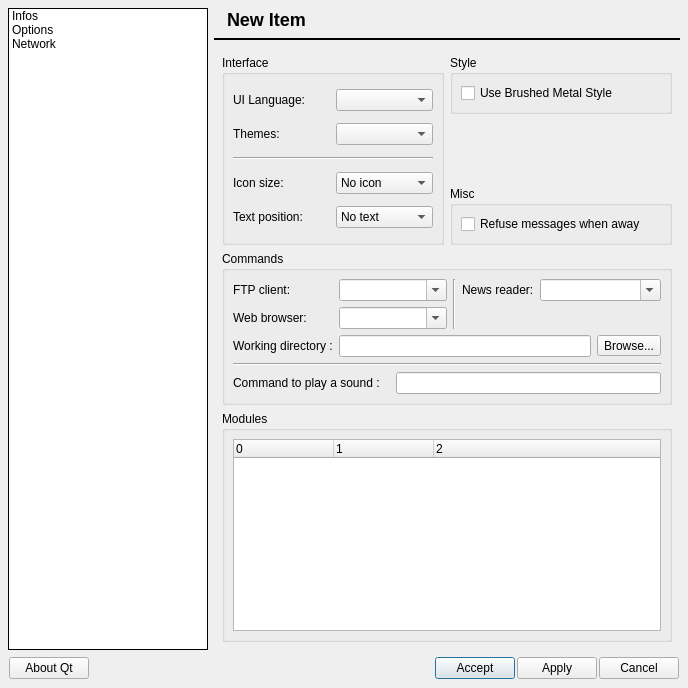
Old version of the form core/rzxpropertyui.ui in the repository Fruneau/qRezix.
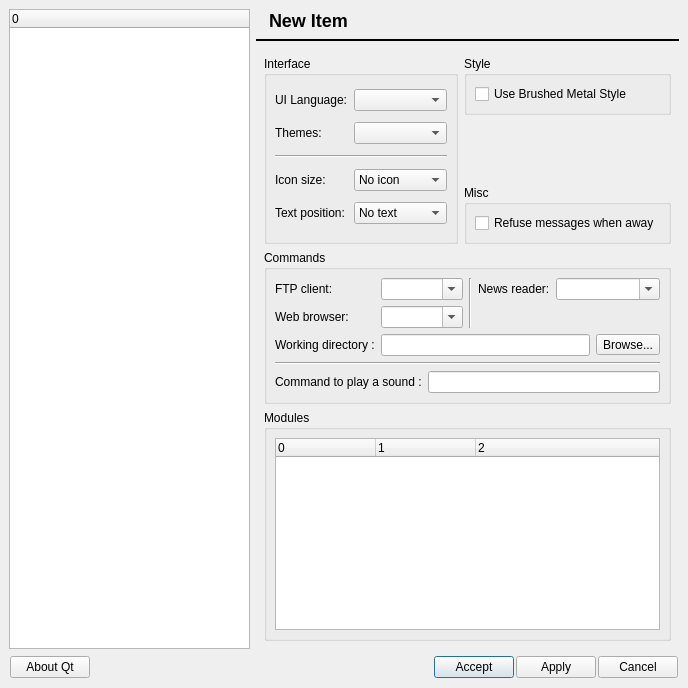
New version of the form. Icons and pictures are not drawn.

Commit message: Menu de la fenÃªtre de prÃ©fÃ©rence arborescent... ReflÃšte l'architecture interne du programme et en particulier les filiations des modules...

```diff
--- a/core/rzxpropertyui.ui
+++ b/core/rzxpropertyui.ui
@@ -20,11 +20,149 @@
   </property>
   <layout class="QGridLayout" >
    <property name="margin" >
-    <number>8</number>
+    <number>9</number>
    </property>
    <property name="spacing" >
     <number>6</number>
    </property>
+   <item rowspan="2" row="0" column="0" >
+    <widget class="QTreeWidget" name="lbMenu" >
+     <property name="minimumSize" >
+      <size>
+       <width>175</width>
+       <height>0</height>
+      </size>
+     </property>
+     <property name="columnCount" >
+      <number>1</number>
+     </property>
+     <column>
+      <property name="text" >
+       <string>0</string>
+      </property>
+     </column>
+    </widget>
+   </item>
+   <item row="2" column="0" colspan="2" >
+    <layout class="QHBoxLayout" >
+     <property name="margin" >
+      <number>1</number>
+     </property>
+     <property name="spacing" >
+      <number>2</number>
+     </property>
+     <item>
+      <widget class="QPushButton" name="btnAboutQt" >
+       <property name="text" >
+        <string>About Qt</string>
+       </property>
+      </widget>
+     </item>
+     <item>
+      <spacer>
+       <property name="orientation" >
+        <enum>Qt::Horizontal</enum>
+       </property>
+       <property name="sizeType" >
+        <enum>QSizePolicy::Expanding</enum>
+       </property>
+       <property name="sizeHint" >
+        <size>
+         <width>213</width>
+         <height>20</height>
+        </size>
+       </property>
+      </spacer>
+     </item>
+     <item>
+      <widget class="QPushButton" name="btnOK" >
+       <property name="text" >
+        <string>Accept</string>
+       </property>
+       <property name="default" >
+        <bool>true</bool>
+       </property>
+      </widget>
+     </item>
+     <item>
+      <widget class="QPushButton" name="btnMiseAJour" >
+       <property name="text" >
+        <string>Apply</string>
+       </property>
+       <property name="default" >
+        <bool>false</bool>
+       </property>
+      </widget>
+     </item>
+     <item>
+      <widget class="QPushButton" name="btnAnnuler" >
+       <property name="text" >
+        <string>Cancel</string>
+       </property>
+      </widget>
+     </item>
+    </layout>
+   </item>
+   <item row="0" column="1" >
+    <layout class="QGridLayout" >
+     <property name="margin" >
+      <number>0</number>
+     </property>
+     <property name="spacing" >
+      <number>6</number>
+     </property>
+     <item row="0" column="1" >
+      <widget class="QLabel" name="lblTitle" >
+       <property name="sizePolicy" >
+        <sizepolicy>
+         <hsizetype>7</hsizetype>
+         <vsizetype>0</vsizetype>
+         <horstretch>0</horstretch>
+         <verstretch>0</verstretch>
+        </sizepolicy>
+       </property>
+       <property name="minimumSize" >
+        <size>
+         <width>0</width>
+         <height>24</height>
+        </size>
+       </property>
+       <property name="maximumSize" >
+        <size>
+         <width>32767</width>
+         <height>24</height>
+        </size>
+       </property>
+       <property name="text" >
+        <string>&lt;h2>New Item&lt;/h2></string>
+       </property>
+      </widget>
+     </item>
+     <item row="0" column="0" >
+      <widget class="QLabel" name="lblTitleIcon" >
+       <property name="text" >
+        <string/>
+       </property>
+      </widget>
+     </item>
+     <item row="1" column="0" colspan="2" >
+      <widget class="Line" name="line4" >
+       <property name="frameShape" >
+        <enum>QFrame::HLine</enum>
+       </property>
+       <property name="frameShadow" >
+        <enum>QFrame::Plain</enum>
+       </property>
+       <property name="lineWidth" >
+        <number>2</number>
+       </property>
+       <property name="orientation" >
+        <enum>Qt::Horizontal</enum>
+       </property>
+      </widget>
+     </item>
+    </layout>
+   </item>
    <item row="1" column="1" >
     <widget class="QStackedWidget" name="prefStack" >
      <property name="sizePolicy" >
@@ -1120,171 +1258,6 @@
      </widget>
     </widget>
    </item>
-   <item row="0" column="1" >
-    <layout class="QGridLayout" >
-     <property name="margin" >
-      <number>0</number>
-     </property>
-     <property name="spacing" >
-      <number>6</number>
-     </property>
-     <item row="0" column="1" >
-      <widget class="QLabel" name="lblTitle" >
-       <property name="sizePolicy" >
-        <sizepolicy>
-         <hsizetype>7</hsizetype>
-         <vsizetype>0</vsizetype>
-         <horstretch>0</horstretch>
-         <verstretch>0</verstretch>
-        </sizepolicy>
-       </property>
-       <property name="minimumSize" >
-        <size>
-         <width>0</width>
-         <height>24</height>
-        </size>
-       </property>
-       <property name="maximumSize" >
-        <size>
-         <width>32767</width>
-         <height>24</height>
-        </size>
-       </property>
-       <property name="text" >
-        <string>&lt;h2>New Item&lt;/h2></string>
-       </property>
-      </widget>
-     </item>
-     <item row="0" column="0" >
-      <widget class="QLabel" name="lblTitleIcon" >
-       <property name="text" >
-        <string/>
-       </property>
-      </widget>
-     </item>
-     <item row="1" column="0" colspan="2" >
-      <widget class="Line" name="line4" >
-       <property name="frameShape" >
-        <enum>QFrame::HLine</enum>
-       </property>
-       <property name="frameShadow" >
-        <enum>QFrame::Plain</enum>
-       </property>
-       <property name="lineWidth" >
-        <number>2</number>
-       </property>
-       <property name="orientation" >
-        <enum>Qt::Horizontal</enum>
-       </property>
-      </widget>
-     </item>
-    </layout>
-   </item>
-   <item rowspan="2" row="0" column="0" >
-    <widget class="QListWidget" name="lbMenu" >
-     <property name="sizePolicy" >
-      <sizepolicy>
-       <hsizetype>5</hsizetype>
-       <vsizetype>7</vsizetype>
-       <horstretch>0</horstretch>
-       <verstretch>0</verstretch>
-      </sizepolicy>
-     </property>
-     <property name="minimumSize" >
-      <size>
-       <width>120</width>
-       <height>0</height>
-      </size>
-     </property>
-     <property name="maximumSize" >
-      <size>
-       <width>200</width>
-       <height>16777215</height>
-      </size>
-     </property>
-     <property name="frameShape" >
-      <enum>QFrame::Panel</enum>
-     </property>
-     <property name="frameShadow" >
-      <enum>QFrame::Plain</enum>
-     </property>
-     <item>
-      <property name="text" >
-       <string>Infos</string>
-      </property>
-     </item>
-     <item>
-      <property name="text" >
-       <string>Options</string>
-      </property>
-     </item>
-     <item>
-      <property name="text" >
-       <string>Network</string>
-      </property>
-     </item>
-    </widget>
-   </item>
-   <item row="2" column="0" colspan="2" >
-    <layout class="QHBoxLayout" >
-     <property name="margin" >
-      <number>1</number>
-     </property>
-     <property name="spacing" >
-      <number>2</number>
-     </property>
-     <item>
-      <widget class="QPushButton" name="btnAboutQt" >
-       <property name="text" >
-        <string>About Qt</string>
-       </property>
-      </widget>
-     </item>
-     <item>
-      <spacer>
-       <property name="orientation" >
-        <enum>Qt::Horizontal</enum>
-       </property>
-       <property name="sizeType" >
-        <enum>QSizePolicy::Expanding</enum>
-       </property>
-       <property name="sizeHint" >
-        <size>
-         <width>213</width>
-         <height>20</height>
-        </size>
-       </property>
-      </spacer>
-     </item>
-     <item>
-      <widget class="QPushButton" name="btnOK" >
-       <property name="text" >
-        <string>Accept</string>
-       </property>
-       <property name="default" >
-        <bool>true</bool>
-       </property>
-      </widget>
-     </item>
-     <item>
-      <widget class="QPushButton" name="btnMiseAJour" >
-       <property name="text" >
-        <string>Apply</string>
-       </property>
-       <property name="default" >
-        <bool>false</bool>
-       </property>
-      </widget>
-     </item>
-     <item>
-      <widget class="QPushButton" name="btnAnnuler" >
-       <property name="text" >
-        <string>Cancel</string>
-       </property>
-      </widget>
-     </item>
-    </layout>
-   </item>
   </layout>
  </widget>
  <layoutdefault spacing="2" margin="2" />
```
Left out of the diff: 19 changed lines with no effect on the pictures. The commit also changes 5 other files.
